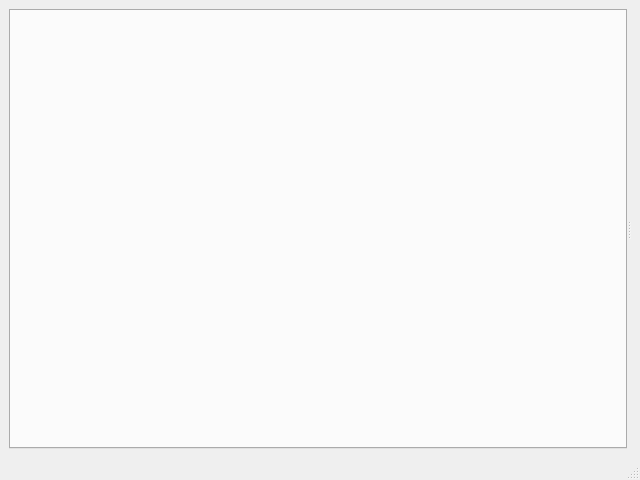
The window that src/ui/plotter.ui (Crone-Geophysics/IRAP_Modelling) describes before a commit, drawn with Qt 5.
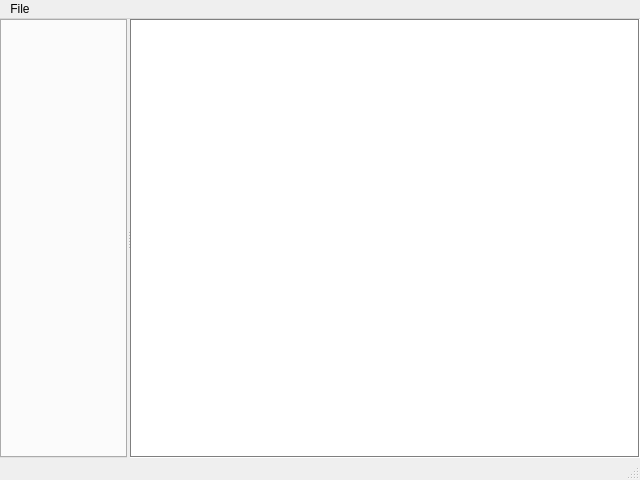
The same window after the commit.

```diff
--- a/src/ui/plotter.ui
+++ b/src/ui/plotter.ui
@@ -15,11 +15,29 @@
   </property>
   <widget class="QWidget" name="centralwidget">
    <layout class="QHBoxLayout" name="horizontalLayout">
+    <property name="spacing">
+     <number>0</number>
+    </property>
+    <property name="leftMargin">
+     <number>0</number>
+    </property>
+    <property name="topMargin">
+     <number>0</number>
+    </property>
+    <property name="rightMargin">
+     <number>0</number>
+    </property>
+    <property name="bottomMargin">
+     <number>0</number>
+    </property>
     <item>
      <widget class="QSplitter" name="splitter">
       <property name="orientation">
        <enum>Qt::Horizontal</enum>
       </property>
+      <property name="handleWidth">
+       <number>3</number>
+      </property>
       <widget class="QTabWidget" name="tab_widget">
        <property name="sizePolicy">
         <sizepolicy hsizetype="Maximum" vsizetype="Expanding">
@@ -27,11 +45,444 @@
          <verstretch>0</verstretch>
         </sizepolicy>
        </property>
+       <property name="tabPosition">
+        <enum>QTabWidget::North</enum>
+       </property>
+       <property name="elideMode">
+        <enum>Qt::ElideLeft</enum>
+       </property>
+       <property name="documentMode">
+        <bool>false</bool>
+       </property>
        <property name="tabsClosable">
         <bool>true</bool>
        </property>
       </widget>
-      <widget class="QWidget" name="verticalLayoutWidget">
+      <widget class="QFrame" name="canvas_frame">
+       <property name="palette">
+        <palette>
+         <active>
+          <colorrole role="WindowText">
+           <brush brushstyle="SolidPattern">
+            <color alpha="255">
+             <red>0</red>
+             <green>0</green>
+             <blue>0</blue>
+            </color>
+           </brush>
+          </colorrole>
+          <colorrole role="Button">
+           <brush brushstyle="SolidPattern">
+            <color alpha="255">
+             <red>255</red>
+             <green>255</green>
+             <blue>255</blue>
+            </color>
+           </brush>
+          </colorrole>
+          <colorrole role="Light">
+           <brush brushstyle="SolidPattern">
+            <color alpha="255">
+             <red>255</red>
+             <green>255</green>
+             <blue>255</blue>
+            </color>
+           </brush>
+          </colorrole>
+          <colorrole role="Midlight">
+           <brush brushstyle="SolidPattern">
+            <color alpha="255">
+             <red>255</red>
+             <green>255</green>
+             <blue>255</blue>
+            </color>
+           </brush>
+          </colorrole>
+          <colorrole role="Dark">
+           <brush brushstyle="SolidPattern">
+            <color alpha="255">
+             <red>127</red>
+             <green>127</green>
+             <blue>127</blue>
+            </color>
+           </brush>
+          </colorrole>
+          <colorrole role="Mid">
+           <brush brushstyle="SolidPattern">
+            <color alpha="255">
+             <red>170</red>
+             <green>170</green>
+             <blue>170</blue>
+            </color>
+           </brush>
+          </colorrole>
+          <colorrole role="Text">
+           <brush brushstyle="SolidPattern">
+            <color alpha="255">
+             <red>0</red>
+             <green>0</green>
+             <blue>0</blue>
+            </color>
+           </brush>
+          </colorrole>
+          <colorrole role="BrightText">
+           <brush brushstyle="SolidPattern">
+            <color alpha="255">
+             <red>255</red>
+             <green>255</green>
+             <blue>255</blue>
+            </color>
+           </brush>
+          </colorrole>
+          <colorrole role="ButtonText">
+           <brush brushstyle="SolidPattern">
+            <color alpha="255">
+             <red>0</red>
+             <green>0</green>
+             <blue>0</blue>
+            </color>
+           </brush>
+          </colorrole>
+          <colorrole role="Base">
+           <brush brushstyle="SolidPattern">
+            <color alpha="255">
+             <red>255</red>
+             <green>255</green>
+             <blue>255</blue>
+            </color>
+           </brush>
+          </colorrole>
+          <colorrole role="Window">
+           <brush brushstyle="SolidPattern">
+            <color alpha="255">
+             <red>255</red>
+             <green>255</green>
+             <blue>255</blue>
+            </color>
+           </brush>
+          </colorrole>
+          <colorrole role="Shadow">
+           <brush brushstyle="SolidPattern">
+            <color alpha="255">
+             <red>0</red>
+             <green>0</green>
+             <blue>0</blue>
+            </color>
+           </brush>
+          </colorrole>
+          <colorrole role="AlternateBase">
+           <brush brushstyle="SolidPattern">
+            <color alpha="255">
+             <red>255</red>
+             <green>255</green>
+             <blue>255</blue>
+            </color>
+           </brush>
+          </colorrole>
+          <colorrole role="ToolTipBase">
+           <brush brushstyle="SolidPattern">
+            <color alpha="255">
+             <red>255</red>
+             <green>255</green>
+             <blue>220</blue>
+            </color>
+           </brush>
+          </colorrole>
+          <colorrole role="ToolTipText">
+           <brush brushstyle="SolidPattern">
+            <color alpha="255">
+             <red>0</red>
+             <green>0</green>
+             <blue>0</blue>
+            </color>
+           </brush>
+          </colorrole>
+         </active>
+         <inactive>
+          <colorrole role="WindowText">
+           <brush brushstyle="SolidPattern">
+            <color alpha="255">
+             <red>0</red>
+             <green>0</green>
+             <blue>0</blue>
+            </color>
+           </brush>
+          </colorrole>
+          <colorrole role="Button">
+           <brush brushstyle="SolidPattern">
+            <color alpha="255">
+             <red>255</red>
+             <green>255</green>
+             <blue>255</blue>
+            </color>
+           </brush>
+          </colorrole>
+          <colorrole role="Light">
+           <brush brushstyle="SolidPattern">
+            <color alpha="255">
+             <red>255</red>
+             <green>255</green>
+             <blue>255</blue>
+            </color>
+           </brush>
+          </colorrole>
+          <colorrole role="Midlight">
+           <brush brushstyle="SolidPattern">
+            <color alpha="255">
+             <red>255</red>
+             <green>255</green>
+             <blue>255</blue>
+            </color>
+           </brush>
+          </colorrole>
+          <colorrole role="Dark">
+           <brush brushstyle="SolidPattern">
+            <color alpha="255">
+             <red>127</red>
+             <green>127</green>
+             <blue>127</blue>
+            </color>
+           </brush>
+          </colorrole>
+          <colorrole role="Mid">
+           <brush brushstyle="SolidPattern">
+            <color alpha="255">
+             <red>170</red>
+             <green>170</green>
+             <blue>170</blue>
+            </color>
+           </brush>
+          </colorrole>
+          <colorrole role="Text">
+           <brush brushstyle="SolidPattern">
+            <color alpha="255">
+             <red>0</red>
+             <green>0</green>
+             <blue>0</blue>
+            </color>
+           </brush>
+          </colorrole>
+          <colorrole role="BrightText">
+           <brush brushstyle="SolidPattern">
+            <color alpha="255">
+             <red>255</red>
+             <green>255</green>
+             <blue>255</blue>
+            </color>
+           </brush>
+          </colorrole>
+          <colorrole role="ButtonText">
+           <brush brushstyle="SolidPattern">
+            <color alpha="255">
+             <red>0</red>
+             <green>0</green>
+             <blue>0</blue>
+            </color>
+           </brush>
+          </colorrole>
+          <colorrole role="Base">
+           <brush brushstyle="SolidPattern">
+            <color alpha="255">
+             <red>255</red>
+             <green>255</green>
+             <blue>255</blue>
+            </color>
+           </brush>
+          </colorrole>
+          <colorrole role="Window">
+           <brush brushstyle="SolidPattern">
+            <color alpha="255">
+             <red>255</red>
+             <green>255</green>
+             <blue>255</blue>
+            </color>
+           </brush>
+          </colorrole>
+          <colorrole role="Shadow">
+           <brush brushstyle="SolidPattern">
+            <color alpha="255">
+             <red>0</red>
+             <green>0</green>
+             <blue>0</blue>
+            </color>
+           </brush>
+          </colorrole>
+          <colorrole role="AlternateBase">
+           <brush brushstyle="SolidPattern">
+            <color alpha="255">
+             <red>255</red>
+             <green>255</green>
+             <blue>255</blue>
+            </color>
+           </brush>
+          </colorrole>
+          <colorrole role="ToolTipBase">
+           <brush brushstyle="SolidPattern">
+            <color alpha="255">
+             <red>255</red>
+             <green>255</green>
+             <blue>220</blue>
+            </color>
+           </brush>
+          </colorrole>
+          <colorrole role="ToolTipText">
+           <brush brushstyle="SolidPattern">
+            <color alpha="255">
+             <red>0</red>
+             <green>0</green>
+             <blue>0</blue>
+            </color>
+           </brush>
+          </colorrole>
+         </inactive>
+         <disabled>
+          <colorrole role="WindowText">
+           <brush brushstyle="SolidPattern">
+            <color alpha="255">
+             <red>127</red>
+             <green>127</green>
+             <blue>127</blue>
+            </color>
+           </brush>
+          </colorrole>
+          <colorrole role="Button">
+           <brush brushstyle="SolidPattern">
+            <color alpha="255">
+             <red>255</red>
+             <green>255</green>
+             <blue>255</blue>
+            </color>
+           </brush>
+          </colorrole>
+          <colorrole role="Light">
+           <brush brushstyle="SolidPattern">
+            <color alpha="255">
+             <red>255</red>
+             <green>255</green>
+             <blue>255</blue>
+            </color>
+           </brush>
+          </colorrole>
+          <colorrole role="Midlight">
+           <brush brushstyle="SolidPattern">
+            <color alpha="255">
+             <red>255</red>
+             <green>255</green>
+             <blue>255</blue>
+            </color>
+           </brush>
+          </colorrole>
+          <colorrole role="Dark">
+           <brush brushstyle="SolidPattern">
+            <color alpha="255">
+             <red>127</red>
+             <green>127</green>
+             <blue>127</blue>
+            </color>
+           </brush>
+          </colorrole>
+          <colorrole role="Mid">
+           <brush brushstyle="SolidPattern">
+            <color alpha="255">
+             <red>170</red>
+             <green>170</green>
+             <blue>170</blue>
+            </color>
+           </brush>
+          </colorrole>
+          <colorrole role="Text">
+           <brush brushstyle="SolidPattern">
+            <color alpha="255">
+             <red>127</red>
+             <green>127</green>
+             <blue>127</blue>
+            </color>
+           </brush>
+          </colorrole>
+          <colorrole role="BrightText">
+           <brush brushstyle="SolidPattern">
+            <color alpha="255">
+             <red>255</red>
+             <green>255</green>
+             <blue>255</blue>
+            </color>
+           </brush>
+          </colorrole>
+          <colorrole role="ButtonText">
+           <brush brushstyle="SolidPattern">
+            <color alpha="255">
+             <red>127</red>
+             <green>127</green>
+             <blue>127</blue>
+            </color>
+           </brush>
+          </colorrole>
+          <colorrole role="Base">
+           <brush brushstyle="SolidPattern">
+            <color alpha="255">
+             <red>255</red>
+             <green>255</green>
+             <blue>255</blue>
+            </color>
+           </brush>
+          </colorrole>
+          <colorrole role="Window">
+           <brush brushstyle="SolidPattern">
+            <color alpha="255">
+             <red>255</red>
+             <green>255</green>
+             <blue>255</blue>
+            </color>
+           </brush>
+          </colorrole>
+          <colorrole role="Shadow">
+           <brush brushstyle="SolidPattern">
+            <color alpha="255">
+             <red>0</red>
+             <green>0</green>
+             <blue>0</blue>
+            </color>
+           </brush>
+          </colorrole>
+          <colorrole role="AlternateBase">
+           <brush brushstyle="SolidPattern">
+            <color alpha="255">
+             <red>255</red>
+             <green>255</green>
+             <blue>255</blue>
+            </color>
+           </brush>
+          </colorrole>
+          <colorrole role="ToolTipBase">
+           <brush brushstyle="SolidPattern">
+            <color alpha="255">
+             <red>255</red>
+             <green>255</green>
+             <blue>220</blue>
+            </color>
+           </brush>
+          </colorrole>
+          <colorrole role="ToolTipText">
+           <brush brushstyle="SolidPattern">
+            <color alpha="255">
+             <red>0</red>
+             <green>0</green>
+             <blue>0</blue>
+            </color>
+           </brush>
+          </colorrole>
+         </disabled>
+        </palette>
+       </property>
+       <property name="autoFillBackground">
+        <bool>true</bool>
+       </property>
+       <property name="frameShape">
+        <enum>QFrame::Box</enum>
+       </property>
+       <property name="frameShadow">
+        <enum>QFrame::Sunken</enum>
+       </property>
        <layout class="QVBoxLayout" name="canvas_layout"/>
       </widget>
      </widget>
@@ -47,6 +498,15 @@
      <height>21</height>
     </rect>
    </property>
+   <widget class="QMenu" name="menuFile">
+    <property name="title">
+     <string>File</string>
+    </property>
+    <addaction name="actionOpen"/>
+    <addaction name="separator"/>
+    <addaction name="actionPrint_to_PDF"/>
+   </widget>
+   <addaction name="menuFile"/>
   </widget>
   <widget class="QStatusBar" name="statusbar"/>
  </widget>
```
Left out of the diff: 10 changed lines with no effect on the pictures.
